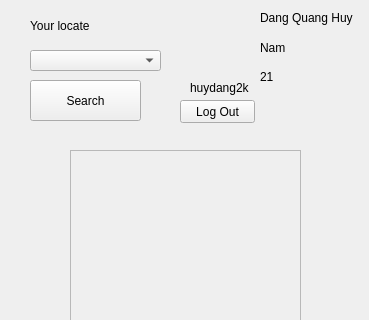
Old version of the form mainwindow.ui in the repository huydang2k/LSC; both pictures show x 0 to 369 and y 0 to 320 of the 369 by 564 pixel window.
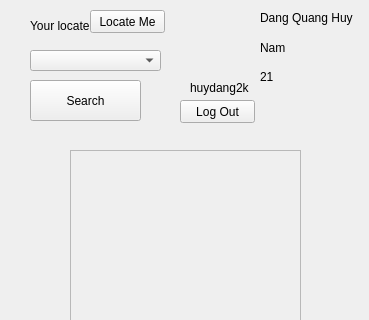
New version of the form. Icons and pictures are not drawn.

Diff of the .ui file:
```diff
--- a/mainwindow.ui
+++ b/mainwindow.ui
@@ -153,6 +153,19 @@
     <string>21</string>
    </property>
   </widget>
+  <widget class="QPushButton" name="pushButton_3">
+   <property name="geometry">
+    <rect>
+     <x>90</x>
+     <y>10</y>
+     <width>75</width>
+     <height>23</height>
+    </rect>
+   </property>
+   <property name="text">
+    <string>Locate Me</string>
+   </property>
+  </widget>
  </widget>
  <resources>
   <include location="img.qrc"/>
```
